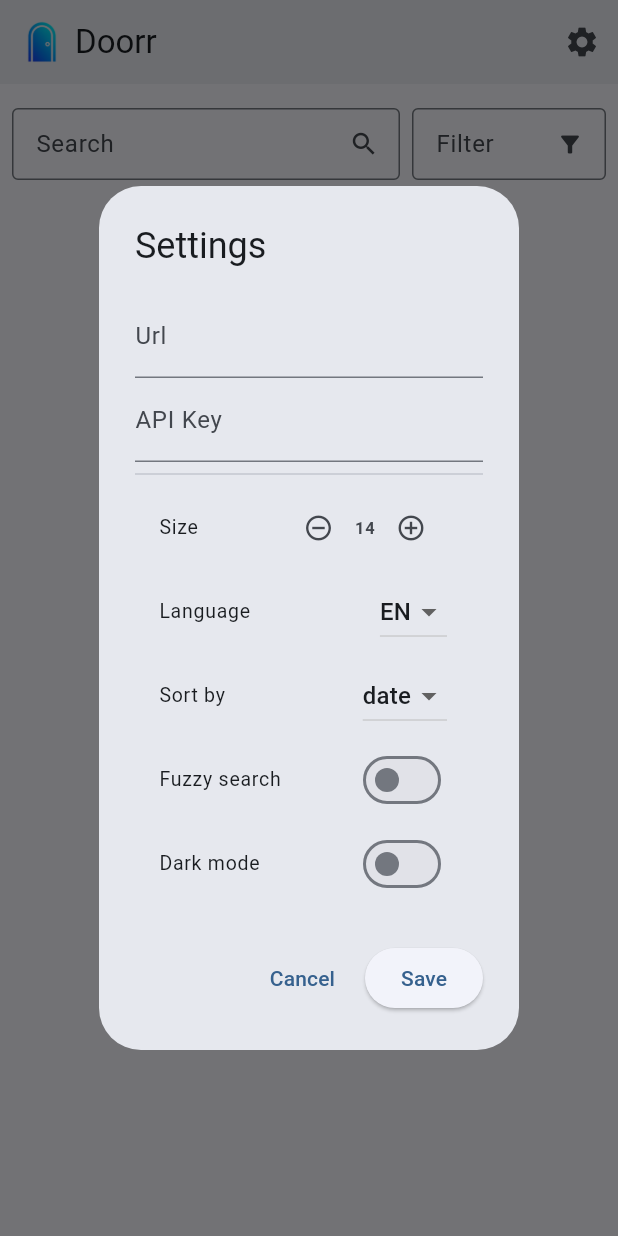
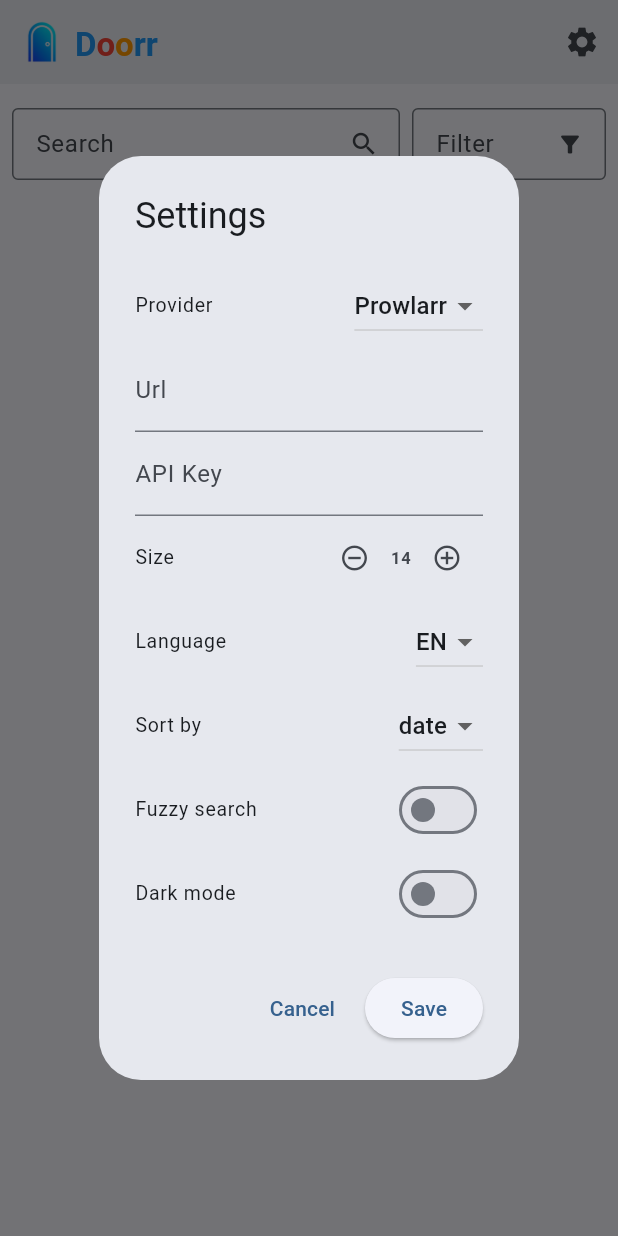
Before and after one commit to Lifailon/doorr, a Flutter app: the screen it shows after launch, after a tap on the "settings" icon, on a phone screen of 412 x 824 dp. Run offline on Flutter 3.47's test engine with Material 3 defaults, Android fonts, the phone set to English and light mode, and no system bars; our stand-ins replace shared_preferences.

Commit message:
add jackett provider supported

```diff
--- a/assets/lang.json
+++ b/assets/lang.json
@@ -10,6 +10,7 @@
     "size": "Size",
     "fill_fields": "Fill settings fields",
     "settings": "Settings",
+    "provider": "Provider",
     "lang": "Language",
     "sort": "Sort by",
     "sortAge": "date",
@@ -32,6 +33,7 @@
     "size": "Размер",
     "fill_fields": "Заполните настройки",
     "settings": "Настройки",
+    "provider": "Провайдер",
     "lang": "Язык",
     "sort": "Сортировка по",
     "sortAge": "дате",
--- a/lib/main.dart
+++ b/lib/main.dart
@@ -52,6 +52,10 @@ class _DoorrAppState extends State<DoorrApp> {
           backgroundColor: Color(0xFFECEEF4),
           surfaceTintColor: Colors.transparent,
         ),
+        listTileTheme: const ListTileThemeData(
+          contentPadding: EdgeInsets.zero,
+          horizontalTitleGap: 0,
+        ),
       ),
       darkTheme: ThemeData(
         useMaterial3: true,
@@ -67,6 +71,10 @@ class _DoorrAppState extends State<DoorrApp> {
             side: const BorderSide(color: Color(0xFF30363D)),
             borderRadius: BorderRadius.circular(12),
           ),
+        ),
+        listTileTheme: const ListTileThemeData(
+          contentPadding: EdgeInsets.zero,
+          horizontalTitleGap: 0,
         ),
       ),
       home: SearchScreen(
@@ -109,6 +117,7 @@ class _SearchScreenState extends State<SearchScreen> {
   final TextEditingController _searchController = TextEditingController();
   final TextEditingController _filterController = TextEditingController();
 
+  String _provider = 'prowlarr';
   List<dynamic> _allResults = [];
   List<dynamic> _filteredResults = [];
   bool _isLoading = false;
@@ -241,13 +250,12 @@ class _SearchScreenState extends State<SearchScreen> {
 
   Future<void> _loadSettings() async {
     final prefs = await SharedPreferences.getInstance();
+    _provider = prefs.getString('provider') ?? 'prowlarr';
     setState(() {
-      _urlController.text =
-          prefs.getString('baseUrl') ?? '';
-      _keyController.text =
-          prefs.getString('apiKey') ?? '';
+      _urlController.text = prefs.getString('baseUrl') ?? '';
+      _keyController.text = prefs.getString('apiKey') ?? '';
+      widget.onFontSizeChanged(prefs.getDouble('fontSize') ?? 14.0);
       String lang = prefs.getString('lang') ?? 'en';
-      widget.onFontSizeChanged(prefs.getDouble('fontSize') ?? 14.0);
       widget.onLangChanged(lang);
       _sortBy = prefs.getString('sortBy') ?? 'age';
       _isFuzzy = prefs.getBool('isFuzzy') ?? false;
@@ -258,6 +266,7 @@ class _SearchScreenState extends State<SearchScreen> {
 
   Future<void> _saveSettings() async {
     final prefs = await SharedPreferences.getInstance();
+    await prefs.setString('provider', _provider);
     await prefs.setString('baseUrl', _urlController.text);
     await prefs.setString('apiKey', _keyController.text);
     await prefs.setDouble('fontSize', widget.currentFontSize);
@@ -271,34 +280,80 @@ class _SearchScreenState extends State<SearchScreen> {
   }
 
   Future<void> _search(String query) async {
-    if (_urlController.text.isEmpty || _keyController.text.isEmpty) {
+    if (_urlController.text.isEmpty ||
+        (_keyController.text.isEmpty && _provider == 'prowlarr')) {
       _showSettingsDialog();
       return;
     }
+
     setState(() => _isLoading = true);
     try {
-      final url = Uri.parse(
-        '${_urlController.text}/api/v1/search?query=$query&type=search&limit=100',
-      );
+      Uri url;
+      if (_provider == 'prowlarr') {
+        url = Uri.parse(
+          '${_urlController.text}/api/v1/search?query=$query&type=search&limit=100',
+        );
+      } else {
+        url = Uri.parse(
+          '${_urlController.text}/api/v2.0/indexers/all/results?apikey=${_keyController.text}&Query=$query',
+        );
+      }
+
       final response = await http.get(
         url,
-        headers: {'X-Api-Key': _keyController.text},
+        headers: _provider == 'prowlarr'
+            ? {'X-Api-Key': _keyController.text}
+            : {},
       );
+
       if (response.statusCode == 200) {
         final data = json.decode(response.body);
+        List<dynamic> rawList = [];
+        if (_provider == 'jackett') {
+          rawList = data['Results'] ?? [];
+        } else {
+          rawList = data is List
+              ? data
+              : [];
+        }
         setState(() {
-          _allResults = data;
+          _allResults = rawList.map((item) => _mapToUniversal(item)).toList();
           _applyFilter();
-          _filterController.clear();
         });
       }
     } catch (e) {
       ScaffoldMessenger.of(
         context,
-      ).showSnackBar(SnackBar(content: Text('${_labels[L]!['error']}: $e')));
+      ).showSnackBar(SnackBar(content: Text('Error: $e')));
     } finally {
       setState(() => _isLoading = false);
     }
+  }
+
+  Map<String, dynamic> _mapToUniversal(dynamic item) {
+    if (_provider == 'prowlarr') return item;
+    int daysAge = 0;
+    try {
+      if (item['PublishDate'] != null) {
+        DateTime pubDate = DateTime.parse(item['PublishDate']);
+        daysAge = DateTime.now().difference(pubDate).inDays;
+      }
+    } catch (_) {}
+
+    return {
+      'title': item['Title']?.toString().trim() ?? 'No Title',
+      'size': item['Size'] ?? 0,
+      'indexer': item['Tracker'] ?? item['IndexerId'] ?? 'Unknown',
+      'seeders': item['Seeders'] ?? 0,
+      'leechers': item['Peers'] ?? 0,
+      'age': daysAge,
+      'downloadUrl': item['Link'] ?? item['DownloadUrl'],
+      'magnetUrl': item['MagnetUri'],
+      'infoUrl': item['Details'] ?? item['Guid'],
+      'categories': [
+        {'name': item['CategoryDesc'] ?? '—'},
+      ],
+    };
   }
 
   String _formatSize(dynamic sizeInBytes) {
@@ -332,10 +387,28 @@ class _SearchScreenState extends State<SearchScreen> {
     return Scaffold(
       appBar: AppBar(
         title: Row(
+          crossAxisAlignment: CrossAxisAlignment.center,
           children: [
             Image.asset('assets/logo.png', width: 24, height: 28),
             const SizedBox(width: 10),
-            const Text('Doorr'),
+            Padding(
+              padding: const EdgeInsets.only(top: 4),
+              child: Text.rich(
+                TextSpan(
+                  style: const TextStyle(
+                    fontSize: 22,
+                    fontWeight: FontWeight.bold,
+                  ),
+                  children: [
+                    TextSpan(text: 'D', style: TextStyle(color: Colors.blue)),
+                    TextSpan(text: 'o', style: TextStyle(color: Colors.red)),
+                    TextSpan(text: 'o', style: TextStyle(color: Colors.orange)),
+                    TextSpan(text: 'r', style: TextStyle(color: Colors.blue)),
+                    TextSpan(text: 'r', style: TextStyle(color: Colors.blue)),
+                  ],
+                ),
+              ),
+            ),
           ],
         ),
         actions: [
@@ -530,11 +603,35 @@ class _SearchScreenState extends State<SearchScreen> {
             child: Column(
               mainAxisSize: MainAxisSize.min,
               children: [
+                ListTile(
+                  title: Text(
+                    _labels[dialogLang]?['provider'],
+                    style: const TextStyle(fontSize: 13),
+                  ),
+                  trailing: DropdownButton<String>(
+                    value: _provider,
+                    items: const [
+                      DropdownMenuItem(
+                        value: 'prowlarr',
+                        child: Text('Prowlarr'),
+                      ),
+                      DropdownMenuItem(
+                        value: 'jackett',
+                        child: Text('Jackett'),
+                      ),
+                    ],
+                    onChanged: (v) {
+                      if (v != null) {
+                        setState(() => _provider = v);
+                        setDS(() {});
+                      }
+                    },
+                  ),
+                ),
                 ApiSettingsFields(
                   urlController: _urlController,
                   keyController: _keyController,
                 ),
-                const Divider(),
                 FontSizeListTile(
                   labels: _labels,
                   L: dialogLang,
--- a/pubspec.yaml
+++ b/pubspec.yaml
@@ -1,5 +1,5 @@
 name: doorr
-description: "Prowlarr frontend for Android"
+description: "Android search frontend for Prowlarr and Jackett"
 publish_to: 'none'
 version: 1.0.0+1
 
```
Also changed, not shown: 1 other file.
